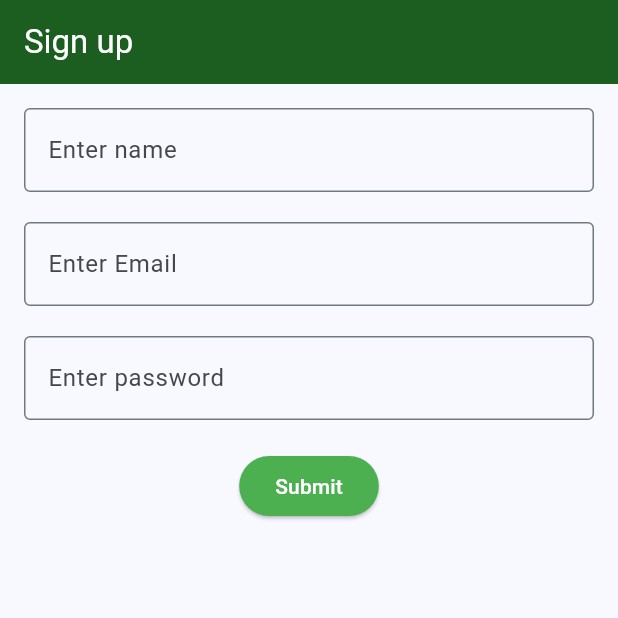
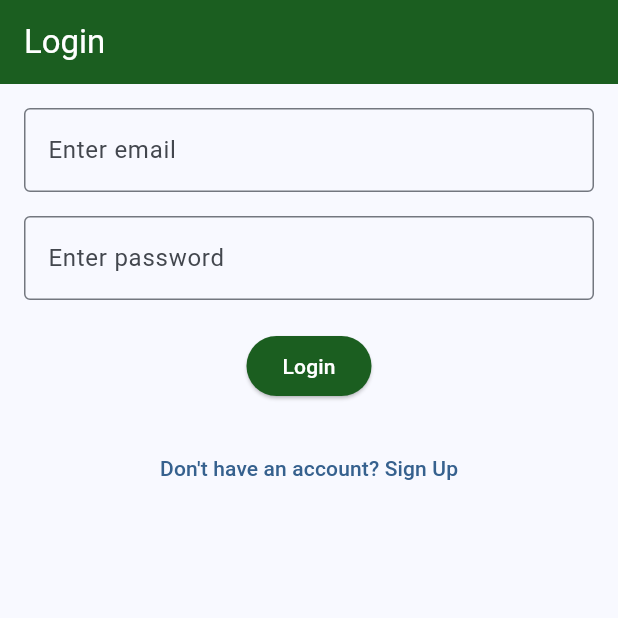
Before and after one commit to mwangaza12/auth_flutter, a Flutter app: the screen it shows after launch, on a phone screen of 412 x 824 dp, the top half of it. Run offline on Flutter 3.47's test engine with Material 3 defaults, Android fonts, the phone set to English and light mode, and no system bars; our stand-ins replace sqflite; accounts and stored records are empty.

Commit message:
feat: Login and navigation routes functionality

```diff
--- /dev/null
+++ b/lib/login.dart
@@ -0,0 +1,113 @@
+import 'package:flutter/material.dart';
+import 'db_helper.dart';
+
+class Login extends StatefulWidget {
+  const Login({super.key});
+
+  @override
+  _LoginState createState() => _LoginState();
+
+}
+
+class _LoginState extends State<Login> {
+  final GlobalKey<FormState> _formKey = GlobalKey<FormState>();
+
+  String _email = '';
+  String _password = '';
+
+  void _submitForm () async {
+    if (_formKey.currentState!.validate()) {
+      _formKey.currentState!.save();
+
+      // For demonstration, just show a snackbar
+      await DBHelper.loginUser(_email, _password);
+
+      //navigate to another screen or show success message
+      Navigator.pushReplacementNamed(context, '/home');
+    }
+  }
+
+  @override
+  Widget build(BuildContext context) {
+    return Scaffold(
+      appBar: AppBar(
+        title: Text('Login'),
+        backgroundColor: Colors.green.shade900,
+        foregroundColor: Colors.white,
+      ),
+      body: SingleChildScrollView(
+        child: Form(
+          key: _formKey,
+          child: Padding(
+            padding: EdgeInsets.all(16.0),
+            child: Column(
+              children: [
+                TextFormField(
+                  decoration: InputDecoration(
+                    labelText: 'Enter email',
+                    border: OutlineInputBorder(),
+                    focusedBorder: OutlineInputBorder(
+                      borderSide: BorderSide(color: Colors.green, width: 2.0),
+                    ),
+                  ),
+                  keyboardType: TextInputType.emailAddress,
+                  validator: (value) {
+                    if (value == null || value.isEmpty) {
+                      return 'Please enter your email';
+                    }
+                    if (!RegExp(r'^[^@]+@[^@]+\.[^@]+').hasMatch(value)) {
+                      return 'Please enter a valid email address';
+                    }
+                    return null;
+                  },
+                  onSaved: (value) {
+                    _email = value!;
+                  },
+                ),
+                SizedBox(height: 16.0),
+                TextFormField(
+                  decoration: InputDecoration(
+                    labelText: 'Enter password',
+                    border: OutlineInputBorder(),
+                    focusedBorder: OutlineInputBorder(
+                      borderSide: BorderSide(color: Colors.green, width: 2.0),
+                    ),
+                  ),
+                  obscureText: true,
+                  validator: (value) {
+                    if (value == null || value.isEmpty) {
+                      return 'Please enter your password';
+                    }
+                    if (value.length < 6) {
+                      return 'Password must be at least 6 characters long';
+                    }
+                    return null;
+                  },
+                  onSaved: (value) {
+                    _password = value!;
+                  },
+                ),
+                SizedBox(height: 20),
+                ElevatedButton(
+                  onPressed: _submitForm,
+                  style: ElevatedButton.styleFrom(
+                    backgroundColor: Colors.green.shade900,
+                    foregroundColor: Colors.white,
+                  ),
+                  child: Text('Login'),
+                ),
+                SizedBox(height: 20),
+                TextButton(
+                  onPressed: () {
+                    Navigator.pushReplacementNamed(context, '/signup');
+                  },
+                  child: Text('Don\'t have an account? Sign Up'),
+                ),
+              ],
+            ),
+          ),
+        ),
+      ),
+    );
+  }
+}
--- a/lib/main.dart
+++ b/lib/main.dart
@@ -1,5 +1,7 @@
 import 'package:auth_flutter/sign_up.dart';
 import 'package:flutter/material.dart';
+import 'login.dart';
+import 'home.dart';
 
 void main() {
   runApp(const MyApp());
@@ -17,7 +19,12 @@ class MyApp extends StatelessWidget {
       theme: ThemeData(
         colorScheme: ColorScheme.fromSeed(seedColor: Colors.blue),
       ),
-      home: SignUp(),
+      initialRoute: '/login',
+      routes: {
+        '/login': (context) => const Login(),
+        '/signup': (context) => const SignUp(),
+        '/home': (context) => const Home(),
+      },
     );
   }
 }
--- a/lib/sign_up.dart
+++ b/lib/sign_up.dart
@@ -117,6 +117,13 @@ class SignUpState extends State<SignUp> {
                 onPressed: _submitForm,
                 child: Text('Submit'),
               ),
+              SizedBox(height: 20),
+              TextButton(
+                onPressed: () {
+                  Navigator.pushReplacementNamed(context, '/login');
+                },
+                child: Text('Already have an account? Login'),
+              ),
             ],
           ),
         ),
```
Also changed, not shown: lib/db_helper.dart (+11 -0 lines), lib/home.dart (added, +22 -0 lines).
